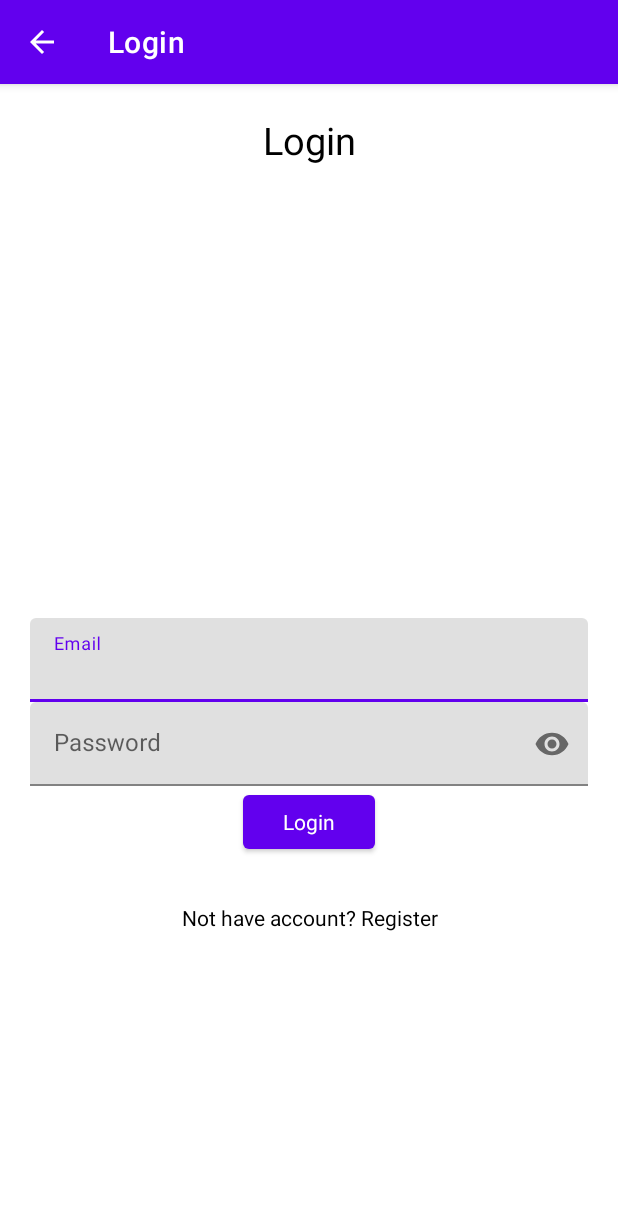
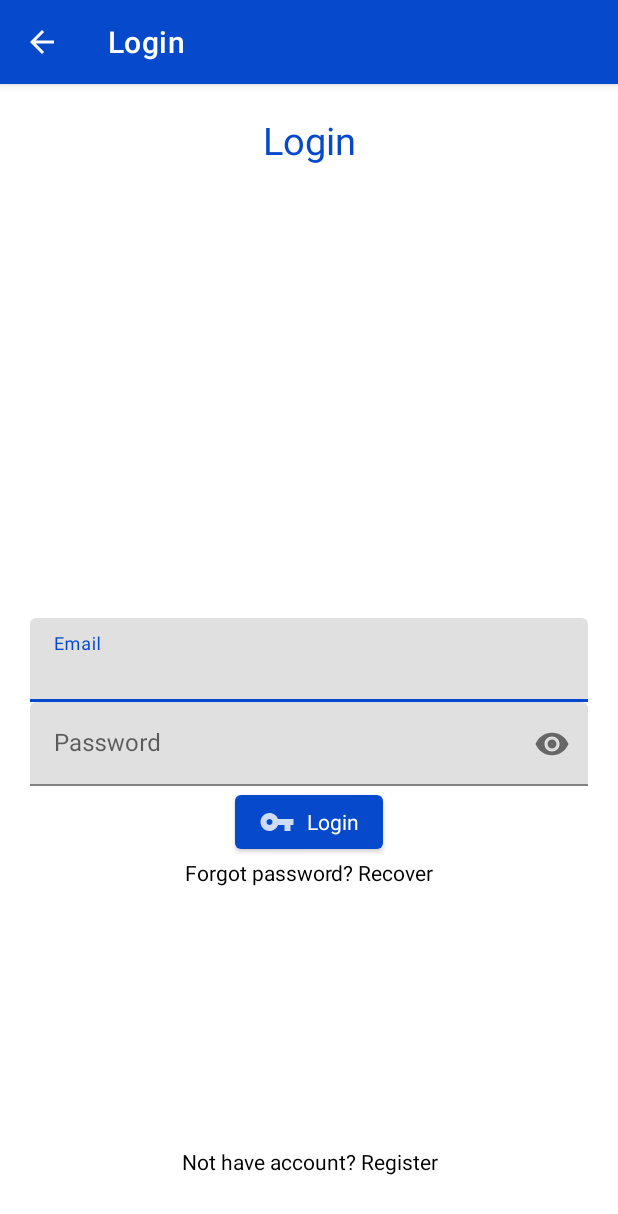
Before and after one commit to Nashrullahs/Project-Asknonim, an Android app: the LoginActivity screen opened directly, with no data from a screen before it, on a phone screen of 412 x 824 dp. Shown: the top 1214 px of the screen. Run offline under Robolectric (Android 15) with nearby library versions, the phone set to English and light mode, and no system bars; our stand-ins replace Firebase (no records; nobody signed in at launch, a user with empty details on screens opened directly).

Commit message:
add forget password

```diff
--- a/app/src/main/java/com/example/asknonim/MenuActivity.java
+++ b/app/src/main/java/com/example/asknonim/MenuActivity.java
@@ -55,6 +55,12 @@ public class MenuActivity extends AppCompatActivity {
     }
 
     @Override
+    public void onBackPressed() {
+        super.onBackPressed();
+        finish();
+    }
+
+    @Override
     protected void onStart() {
         //check on start of app
         checkUserStatus();
--- a/app/src/main/java/com/example/asknonim/RegisterActivity.java
+++ b/app/src/main/java/com/example/asknonim/RegisterActivity.java
@@ -88,6 +88,7 @@ public class RegisterActivity extends AppCompatActivity {
             @Override
             public void onClick(View view) {
                 startActivity(new Intent(RegisterActivity.this,LoginActivity.class));
+                finish();
             }
         });
 
--- /dev/null
+++ b/app/src/main/res/drawable-anydpi/ic_action_key.xml
@@ -0,0 +1,11 @@
+<vector xmlns:android="http://schemas.android.com/apk/res/android"
+    android:width="24dp"
+    android:height="24dp"
+    android:viewportWidth="24"
+    android:viewportHeight="24"
+    android:tint="#FFFFFF"
+    android:alpha="0.8">
+  <path
+      android:fillColor="@android:color/white"
+      android:pathData="M12.65,10C11.83,7.67 9.61,6 7,6c-3.31,0 -6,2.69 -6,6s2.69,6 6,6c2.61,0 4.83,-1.67 5.65,-4H17v4h4v-4h2v-4H12.65zM7,14c-1.1,0 -2,-0.9 -2,-2s0.9,-2 2,-2 2,0.9 2,2 -0.9,2 -2,2z"/>
+</vector>
--- a/app/src/main/res/layout/activity_login.xml
+++ b/app/src/main/res/layout/activity_login.xml
@@ -12,64 +12,79 @@
         android:layout_width="match_parent"
         android:layout_height="wrap_content"
         android:gravity="center_horizontal"
+        android:text="Login"
         android:textAlignment="center"
-        android:text="Login"
-        android:textColor="@color/black"
-        android:textSize="25sp"/>
+        android:textColor="@color/warnaprimerapp"
+        android:textSize="25sp" />
+
+    <!--TextView: Forget Password-->
+    <TextView
+        android:id="@+id/recoverPassTv"
+        android:layout_width="match_parent"
+        android:layout_height="wrap_content"
+        android:layout_below="@id/loginBtn"
+        android:text="Forgot password? Recover"
+        android:textAlignment="center"
+        android:gravity="center_horizontal"
+        android:textColor="@color/black"/>
 
     <!--Edit Text: Input Email-->
     <com.google.android.material.textfield.TextInputLayout
+        android:id="@+id/emailTIL"
         android:layout_width="match_parent"
         android:layout_height="wrap_content"
         android:layout_centerHorizontal="true"
-        android:layout_centerVertical="true"
-        android:id="@+id/emailTIL">
+        android:layout_centerVertical="true">
+
         <EditText
             android:id="@+id/emailEt"
-            android:inputType="textEmailAddress"
+            android:layout_width="match_parent"
+            android:layout_height="wrap_content"
             android:hint="Email"
-            android:layout_width="match_parent"
-            android:layout_height="wrap_content"/>
+            android:inputType="textEmailAddress" />
     </com.google.android.material.textfield.TextInputLayout>
 
     <!--Edit Text: Input Password-->
     <com.google.android.material.textfield.TextInputLayout
+        android:id="@+id/passwordTIL"
         android:layout_width="match_parent"
         android:layout_height="wrap_content"
+        android:layout_below="@id/emailTIL"
         android:layout_centerHorizontal="true"
         android:layout_centerVertical="true"
-        android:id="@+id/passwordTIL"
-        android:layout_below="@id/emailTIL"
         app:passwordToggleEnabled="true">
+
         <EditText
             android:id="@+id/passwordEt"
-            android:inputType="textPassword"
+            android:layout_width="match_parent"
+            android:layout_height="wrap_content"
             android:hint="Password"
-            android:layout_width="match_parent"
-            android:layout_height="wrap_content"/>
+            android:inputType="textPassword" />
     </com.google.android.material.textfield.TextInputLayout>
 
     <!--Button: Register User-->
     <Button
         android:id="@+id/loginBtn"
-        android:text="Login"
+        style="@style/Base.CardView"
+        android:layout_width="wrap_content"
+        android:layout_height="wrap_content"
         android:layout_below="@id/passwordTIL"
         android:layout_centerHorizontal="true"
-        style="@style/Base.CardView"
-        android:layout_width="wrap_content"
-        android:layout_height="wrap_content"/>
+        android:text="Login"
+        app:icon="@drawable/ic_action_key" />
 
     <!--Text view: click go to RegisterActivity -->
     <TextView
         android:id="@+id/nothave_accountTv"
         android:layout_width="match_parent"
         android:layout_height="wrap_content"
+        android:layout_alignParentBottom="true"
+        android:layout_marginTop="30dp"
+        android:layout_marginBottom="20dp"
+        android:gravity="center_horizontal"
         android:text="Not have account? Register"
         android:textAlignment="center"
-        android:layout_below="@+id/loginBtn"
-        android:layout_marginTop="30dp"
-        android:textColor="@color/black"
-        android:gravity="center_horizontal" />
+        android:textColor="@color/black" />
 
 
 </RelativeLayout>
--- a/app/src/main/res/layout/activity_main.xml
+++ b/app/src/main/res/layout/activity_main.xml
@@ -17,11 +17,11 @@
     <!--Button: Daftar(Register)-->
     <Button
         android:id="@+id/register_btn"
-        android:text="Register"
         style="@style/Base.Widget.AppCompat.Button.Colored"
         android:layout_width="match_parent"
         android:layout_height="wrap_content"
-        android:layout_above="@id/login_btn"/>
+        android:layout_above="@id/login_btn"
+        android:text="Register"/>
 
     <!--Button: Masuk(Login)-->
     <Button
--- a/app/src/main/res/values-night/themes.xml
+++ b/app/src/main/res/values-night/themes.xml
@@ -2,13 +2,9 @@
     <!-- Base application theme. -->
     <style name="Theme.Asknonim" parent="Theme.MaterialComponents.DayNight.DarkActionBar">
         <!-- Primary brand color. -->
-        <item name="colorPrimary">@color/purple_200</item>
-        <item name="colorPrimaryVariant">@color/purple_700</item>
-        <item name="colorOnPrimary">@color/black</item>
+        <item name="colorPrimary">@color/warnaprimerapp</item>
         <!-- Secondary brand color. -->
-        <item name="colorSecondary">@color/teal_200</item>
-        <item name="colorSecondaryVariant">@color/teal_200</item>
-        <item name="colorOnSecondary">@color/black</item>
+        <item name="colorSecondary">@color/warnasekunderapp</item>
         <!-- Status bar color. -->
         <item name="android:statusBarColor" tools:targetApi="l">?attr/colorPrimaryVariant</item>
         <!-- Customize your theme here. -->
--- a/app/src/main/res/values/colors.xml
+++ b/app/src/main/res/values/colors.xml
@@ -7,4 +7,11 @@
     <color name="teal_700">#FF018786</color>
     <color name="black">#FF000000</color>
     <color name="white">#FFFFFFFF</color>
+    <color name="warnaprimerapp">#064acb</color>
+    <color name="warnasekunderapp">#366ed8</color>
+    <color name="warnatambahan1">#f3a953</color>
+    <color name="warnatambahan2">#b9fffc</color>
+
+
+
 </resources>
--- a/app/src/main/res/values/themes.xml
+++ b/app/src/main/res/values/themes.xml
@@ -2,15 +2,10 @@
     <!-- Base application theme. -->
     <style name="Theme.Asknonim" parent="Theme.MaterialComponents.DayNight.DarkActionBar">
         <!-- Primary brand color. -->
-        <item name="colorPrimary">@color/purple_500</item>
-        <item name="colorPrimaryVariant">@color/purple_700</item>
-        <item name="colorOnPrimary">@color/white</item>
+        <item name="colorPrimary">@color/warnaprimerapp</item>
         <!-- Secondary brand color. -->
-        <item name="colorSecondary">@color/teal_200</item>
-        <item name="colorSecondaryVariant">@color/teal_700</item>
-        <item name="colorOnSecondary">@color/black</item>
+        <item name="colorSecondary">@color/warnasekunderapp</item>
         <!-- Status bar color. -->
         <item name="android:statusBarColor" tools:targetApi="l">?attr/colorPrimaryVariant</item>
-        <!-- Customize your theme here. -->
     </style>
 </resources>
```
Also changed, not shown: app/src/main/java/com/example/asknonim/LoginActivity.java (+88 -2 lines), app/src/main/res/drawable-anydpi/ic_action_account.xml (added, +11 -0 lines), app/src/main/res/drawable-hdpi/ic_action_account.png (added), app/src/main/res/drawable-hdpi/ic_action_key.png (added), app/src/main/res/drawable-mdpi/ic_action_account.png (added), app/src/main/res/drawable-mdpi/ic_action_key.png (added), app/src/main/res/drawable-xhdpi/ic_action_account.png (added), app/src/main/res/drawable-xhdpi/ic_action_key.png (added), app/src/main/res/drawable-xxhdpi/ic_action_account.png (added), app/src/main/res/drawable-xxhdpi/ic_action_key.png (added), 41 other files.
